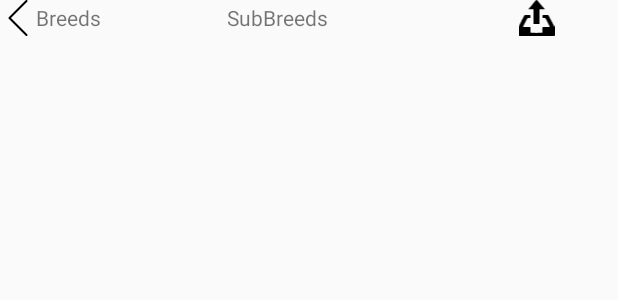
After one commit to nitrosrus/DogApiTest, an Android app: the layout custom_action_bar.xml on its own in the app's theme, with its tools: preview values and no code run, on a phone screen of 412 x 824 dp. The commit adds this screen. Shown: the top 300 px of the screen. Run offline under Robolectric (Android 15) with nearby library versions, the phone set to English and light mode, and no system bars.

Commit message:
room install

```diff
--- a/app/src/main/java/com/example/dogapitest/mvp/model/cache/image/IImageCache.kt
+++ b/app/src/main/java/com/example/dogapitest/mvp/model/cache/image/IImageCache.kt
@@ -8,6 +8,6 @@ interface IImageCache {
 
     fun contains(url: String): Single<Boolean>
     fun getBytes(url: String): Maybe<ByteArray?>
-    fun saveImage(url: String, bytes: ByteArray): Completable
+    fun saveImage(breed:String,url: String, bytes: ByteArray): Completable
     fun clear(): Completable
 }
--- a/app/src/main/java/com/example/dogapitest/mvp/model/cache/image/room/RoomImageCache.kt
+++ b/app/src/main/java/com/example/dogapitest/mvp/model/cache/image/room/RoomImageCache.kt
@@ -7,7 +7,6 @@ import com.example.dogapitest.mvp.model.entity.room.db.RoomCachedImage
 import io.reactivex.rxjava3.core.Completable
 import io.reactivex.rxjava3.core.Maybe
 import io.reactivex.rxjava3.core.Single
-import io.reactivex.rxjava3.internal.operators.completable.CompletableCreate
 import io.reactivex.rxjava3.schedulers.Schedulers
 import java.io.File
 import java.io.FileOutputStream
--- a/app/src/main/java/com/example/dogapitest/mvp/model/image/IImageLoader.kt
+++ b/app/src/main/java/com/example/dogapitest/mvp/model/image/IImageLoader.kt
@@ -4,6 +4,6 @@ import com.example.dogapitest.mvp.model.cache.image.IImageCache
 
 interface IImageLoader<T> {
     val cache: IImageCache
-    fun loadInto(url: String, container: T)
+    fun loadInto(breed: String, url: String, container: T)
 
 }
--- a/app/src/main/java/com/example/dogapitest/mvp/model/repo/ImageApiBreeds.kt
+++ b/app/src/main/java/com/example/dogapitest/mvp/model/repo/ImageApiBreeds.kt
@@ -11,9 +11,7 @@ class ImageApiBreeds(
     val api: IDataSource,
     val networkStatus: NetworkStatus
 ) {
-    fun gettest(): Single<ImageBreedsList> {
-        return api.gettest().subscribeOn(Schedulers.io())
-    }
+    fun getlikeimage(){}
 
     fun getImage(breeds: String): Single<ImageBreedsList> {
         return api.getBreedsImage(breeds).subscribeOn(Schedulers.io())
--- a/app/src/main/java/com/example/dogapitest/mvp/presenter/ImagePresenter.kt
+++ b/app/src/main/java/com/example/dogapitest/mvp/presenter/ImagePresenter.kt
@@ -23,7 +23,7 @@ class ImagePresenter(val mainThreadScheduler: Scheduler, val listByImage: ArrayL
         override fun getCount() = image.size
         override fun bindView(view: ImageItemView) {
             val url = image[view.pos]
-            view.loadImage(url)
+            view.loadImage("testname",url)
         }
 
         override fun likeImage() {
--- a/app/src/main/java/com/example/dogapitest/mvp/view/MainView.kt
+++ b/app/src/main/java/com/example/dogapitest/mvp/view/MainView.kt
@@ -7,4 +7,6 @@ import moxy.viewstate.strategy.StateStrategyType
 @StateStrategyType(AddToEndSingleStrategy::class)
 interface MainView : MvpView {
     fun init()
+    fun hideBottomNavigation()
+
 }
--- a/app/src/main/java/com/example/dogapitest/mvp/view/list/ImageItemView.kt
+++ b/app/src/main/java/com/example/dogapitest/mvp/view/list/ImageItemView.kt
@@ -3,5 +3,5 @@ package com.example.dogapitest.mvp.view.list
 interface ImageItemView {
     var pos: Int
     fun setlike(text: String)
-    fun loadImage(url: String)
+    fun loadImage(breed: String, url: String)
 }
--- a/app/src/main/java/com/example/dogapitest/ui/image/GlideImageLoader.kt
+++ b/app/src/main/java/com/example/dogapitest/ui/image/GlideImageLoader.kt
@@ -18,7 +18,7 @@ class GlideImageLoader(override val cache: IImageCache, val networkStatus: Netwo
     IImageLoader<ImageView> {
 
 
-    override fun loadInto(url: String, container: ImageView) {
+    override fun loadInto(breed:String,url: String, container: ImageView) {
         Timber.d("Loading Image $url ")
         networkStatus.isOnlineSingle().observeOn(AndroidSchedulers.mainThread())
             .subscribe { isOnLine ->
@@ -45,7 +45,7 @@ class GlideImageLoader(override val cache: IImageCache, val networkStatus: Netwo
                                 val stream = ByteArrayOutputStream()
                                 resource?.compress(compressFormat, 100, stream)
                                 val bytes = stream.use { it.toByteArray() }
-                                cache.saveImage(url, bytes).blockingAwait()
+                                cache.saveImage(breed, url, bytes).blockingAwait()
                                 return false
                             }
                         }).into(container)
--- a/app/src/main/res/drawable/ic_back.xml
+++ b/app/src/main/res/drawable/ic_back.xml
@@ -1,6 +1,6 @@
 <vector xmlns:android="http://schemas.android.com/apk/res/android"
-    android:width="477.175dp"
-    android:height="477.175dp"
+    android:width="24dp"
+    android:height="24dp"
     android:viewportWidth="477.175"
     android:viewportHeight="477.175">
   <path
--- a/app/src/main/res/drawable/ic_heart.xml
+++ b/app/src/main/res/drawable/ic_heart.xml
@@ -4,6 +4,6 @@
     android:viewportWidth="471.701"
     android:viewportHeight="471.701">
   <path
-      android:fillColor="#FF000000"
+      android:fillColor="#E53935"
       android:pathData="M433.601,67.001c-24.7,-24.7 -57.4,-38.2 -92.3,-38.2s-67.7,13.6 -92.4,38.3l-12.9,12.9l-13.1,-13.1c-24.7,-24.7 -57.6,-38.4 -92.5,-38.4c-34.8,0 -67.6,13.6 -92.2,38.2c-24.7,24.7 -38.3,57.5 -38.2,92.4c0,34.9 13.7,67.6 38.4,92.3l187.8,187.8c2.6,2.6 6.1,4 9.5,4c3.4,0 6.9,-1.3 9.5,-3.9l188.2,-187.5c24.7,-24.7 38.3,-57.5 38.3,-92.4C471.801,124.501 458.301,91.701 433.601,67.001zM414.401,232.701l-178.7,178l-178.3,-178.3c-19.6,-19.6 -30.4,-45.6 -30.4,-73.3s10.7,-53.7 30.3,-73.2c19.5,-19.5 45.5,-30.3 73.1,-30.3c27.7,0 53.8,10.8 73.4,30.4l22.6,22.6c5.3,5.3 13.8,5.3 19.1,0l22.4,-22.4c19.6,-19.6 45.7,-30.4 73.3,-30.4c27.6,0 53.6,10.8 73.2,30.3c19.6,19.6 30.3,45.6 30.3,73.3C444.801,187.101 434.001,213.101 414.401,232.701z"/>
 </vector>
--- /dev/null
+++ b/app/src/main/res/drawable/ic_share.xml
@@ -0,0 +1,14 @@
+<vector xmlns:android="http://schemas.android.com/apk/res/android"
+    android:width="24dp"
+    android:height="24dp"
+    android:viewportWidth="980"
+    android:viewportHeight="984">
+  <path
+      android:pathData="M482.5,3c-3.2,1.6 -26,27.4 -104,117.6 -55,63.5 -100.7,116.7 -101.7,118.2 -2.4,3.7 -2.3,8.4 0.3,10.8 2,1.8 5,1.9 66.8,2.4l64.6,0.5 0.3,201.3 0.2,201.2 81.3,-0.2 81.2,-0.3 0.3,-201.2 0.2,-201.3 67.9,-0.2c65.2,-0.3 68,-0.4 70,-2.2 2.3,-2.1 2.7,-5.2 1,-9 -0.7,-1.4 -47.6,-54.9 -104.3,-118.8 -70.2,-79.1 -104.4,-117 -107.1,-118.5 -5,-2.9 -11.6,-3 -17,-0.3z"
+      android:fillColor="#000000"
+      android:strokeColor="#00000000"/>
+  <path
+      android:pathData="M178.6,412.1c-6.4,1.5 -15.5,7 -19.8,11.8 -3,3.4 -24.3,44.8 -81.4,158.6l-77.4,154 0,112.8c0,79 0.3,114.1 1.1,117.2 1.4,5.5 7,12.2 12.3,14.6 4,1.8 19.8,1.9 476.7,1.9l472.7,-0 5.3,-2.8c3.9,-2 6.2,-4.1 8.4,-7.7l3,-4.8 0.3,-114.9 0.2,-114.8 -77.9,-155.8c-75.2,-150.3 -78.1,-156.1 -83.1,-160.5 -2.8,-2.5 -7.7,-5.9 -10.8,-7.4l-5.7,-2.8 -65,-0.3c-45.2,-0.2 -66.1,-0 -68.8,0.8 -4.8,1.4 -10.2,6.2 -13,11.4 -2.1,3.9 -2.2,5.3 -2.2,28.6 0,23.4 0.1,24.7 2.2,28.6 2.4,4.4 7,8.9 11.2,10.7 1.6,0.7 12.7,1.3 28.2,1.7l25.5,0.5 7.6,3.8c5.2,2.5 9.1,5.3 11.8,8.5 3.2,3.5 16.9,30.3 55.5,108.5 28.3,57.1 51.9,105.4 52.5,107.3 2.3,6.8 -0.6,12.8 -7.3,15.3 -1.9,0.8 -30,1.1 -87.5,1.1 -80,-0 -84.9,0.1 -88.7,1.9 -5.1,2.3 -9.3,6.5 -11.6,11.6 -1.7,3.7 -1.9,8 -1.9,66.6l0,62.5 -2.7,5.5c-3.4,6.6 -8.7,10.5 -16.2,11.9 -7.2,1.3 -277.3,1.4 -285.6,-0 -7.5,-1.2 -13.2,-5.2 -16.5,-11.6l-2.5,-4.8 -0.5,-64.1 -0.5,-64 -2.8,-4.7c-1.8,-3.1 -4.4,-5.7 -7.5,-7.5l-4.7,-2.8 -88.5,-0.5c-83.6,-0.5 -88.7,-0.6 -91.4,-2.3 -4,-2.7 -5.9,-7.8 -4.6,-12.5 0.5,-2 25.2,-50.7 54.9,-108.2 38.7,-75.2 55,-105.8 58,-109.2 2.8,-3.2 6.8,-6 11.9,-8.5l7.6,-3.8 25.5,-0.5c28.6,-0.6 28.8,-0.6 35.4,-7.9 1.9,-2.2 4,-5.7 4.6,-7.8 1.4,-5 1.4,-45.6 0,-50.7 -1.6,-5.6 -9.2,-12.9 -15.1,-14.4 -5.7,-1.5 -125.1,-1.5 -131.2,-0.1z"
+      android:fillColor="#000000"
+      android:strokeColor="#00000000"/>
+</vector>
--- /dev/null
+++ b/app/src/main/res/layout/custom_action_bar.xml
@@ -0,0 +1,38 @@
+<?xml version="1.0" encoding="utf-8"?>
+<LinearLayout xmlns:android="http://schemas.android.com/apk/res/android"
+    xmlns:app="http://schemas.android.com/apk/res-auto"
+    android:layout_width="match_parent"
+    android:layout_height="wrap_content"
+    android:gravity="center_vertical"
+    android:weightSum="3">
+
+    <ImageView
+        android:id="@+id/iv_action_back"
+        android:layout_width="wrap_content"
+        android:layout_height="wrap_content"
+        android:layout_gravity="center"
+        android:src="@drawable/ic_back" />
+
+    <TextView
+        android:id="@+id/tv_action_back"
+        android:layout_width="wrap_content"
+        android:layout_height="wrap_content"
+        android:layout_weight="1"
+        android:text="Breeds" />
+
+    <TextView
+        android:id="@+id/tv_action_title"
+        android:layout_width="wrap_content"
+        android:layout_height="wrap_content"
+        android:layout_weight="1"
+        android:text="SubBreeds" />
+
+    <ImageView
+        android:id="@+id/iv_action_share"
+        android:layout_width="wrap_content"
+        android:layout_height="wrap_content"
+        android:layout_weight="1"
+        android:src="@drawable/ic_share" />
+
+
+</LinearLayout>
```
Also changed, not shown: app/src/main/java/com/example/dogapitest/mvp/presenter/MainPresenter.kt (+14 -1 lines), app/src/main/java/com/example/dogapitest/ui/activity/MainActivity.kt (+32 -1 lines), app/src/main/java/com/example/dogapitest/ui/adapter/ImageRVAdapter.kt (+5 -4 lines), app/src/main/res/layout/activity_main.xml (+6 -5 lines), app/src/main/res/layout/item_image.xml (+17 -7 lines).
